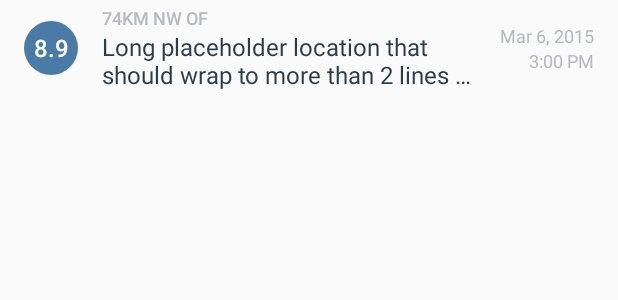
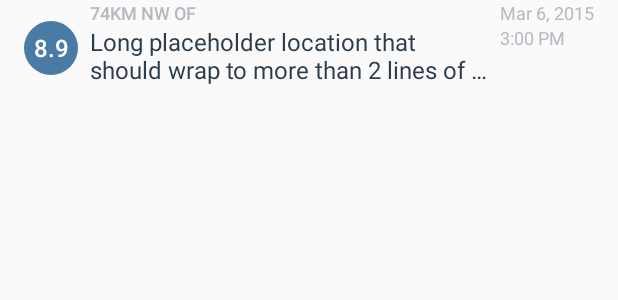
Before and after one commit to aranadan/QuakeReport, an Android app: the layout activity_earthquake_list_item.xml on its own in the app's theme, with its tools: preview values and no code run, on a phone screen of 412 x 824 dp. Shown: the top 300 px of the screen. Run offline under Robolectric (Android 15) with nearby library versions, the phone set to English and light mode, and no system bars.

Commit message:
заменил макет представления на релатив

```diff
--- a/app/src/main/res/layout/activity_earthquake_list_item.xml
+++ b/app/src/main/res/layout/activity_earthquake_list_item.xml
@@ -1,13 +1,14 @@
 <?xml version="1.0" encoding="utf-8"?>
-<LinearLayout xmlns:android="http://schemas.android.com/apk/res/android"
-    xmlns:tools="http://schemas.android.com/tools"
+<RelativeLayout
     android:layout_width="match_parent"
     android:layout_height="?android:attr/listPreferredItemHeight"
+    xmlns:tools="http://schemas.android.com/tools"
     android:orientation="horizontal"
+    android:paddingStart="16dp"
+    android:paddingLeft="16dp"
     android:paddingEnd="16dp"
-    android:paddingLeft="16dp"
     android:paddingRight="16dp"
-    android:paddingStart="16dp">
+    xmlns:android="http://schemas.android.com/apk/res/android">
 
     <TextView
         android:id="@+id/magnitude"
@@ -17,16 +18,21 @@
         android:background="@drawable/magnitude_circle"
         android:fontFamily="sans-serif-medium"
         android:gravity="center"
+        android:layout_centerVertical="true"
         android:textColor="@android:color/white"
         android:textSize="16sp"
         tools:text="8.9" />
 
     <LinearLayout
-        android:layout_width="0dp"
+        android:id="@+id/linearLayout"
+        android:layout_width="match_parent"
         android:layout_height="wrap_content"
         android:layout_gravity="center_vertical"
-        android:layout_marginStart="16dp"
-        android:layout_weight="1"
+        android:layout_marginStart="8dp"
+        android:layout_marginEnd="8dp"
+        android:layout_toStartOf="@id/linearLayout2"
+        android:layout_toEndOf="@id/magnitude"
+        android:gravity="center_vertical"
         android:orientation="vertical">
 
         <TextView
@@ -36,6 +42,7 @@
             android:ellipsize="end"
             android:fontFamily="sans-serif-medium"
             android:maxLines="1"
+            android:textAlignment="textStart"
             android:textAllCaps="true"
             android:textColor="@color/textColorEarthquakeDetails"
             android:textSize="12sp"
@@ -47,16 +54,18 @@
             android:layout_height="wrap_content"
             android:ellipsize="end"
             android:maxLines="2"
+            android:textAlignment="textStart"
             android:textColor="@color/textColorEarthquakeLocation"
             android:textSize="16sp"
             tools:text="Long placeholder location that should wrap to more than 2 lines of text" />
     </LinearLayout>
 
     <LinearLayout
+        android:id="@+id/linearLayout2"
         android:layout_width="wrap_content"
         android:layout_height="wrap_content"
+        android:layout_alignParentEnd="true"
         android:layout_gravity="center_vertical"
-        android:layout_marginStart="16dp"
         android:orientation="vertical">
 
         <TextView
@@ -72,11 +81,10 @@
             android:id="@+id/time"
             android:layout_width="wrap_content"
             android:layout_height="wrap_content"
-        android:layout_gravity="end"
             android:textColor="@color/textColorEarthquakeDetails"
             android:textSize="12sp"
             tools:text="3:00 PM" />
 
     </LinearLayout>
 
-</LinearLayout>
+</RelativeLayout>
```
Lines whose indentation alone changed are shown as unchanged.
